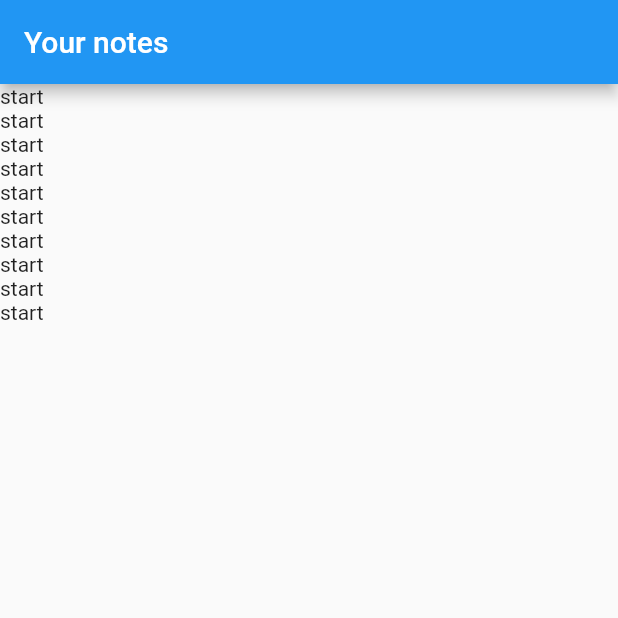
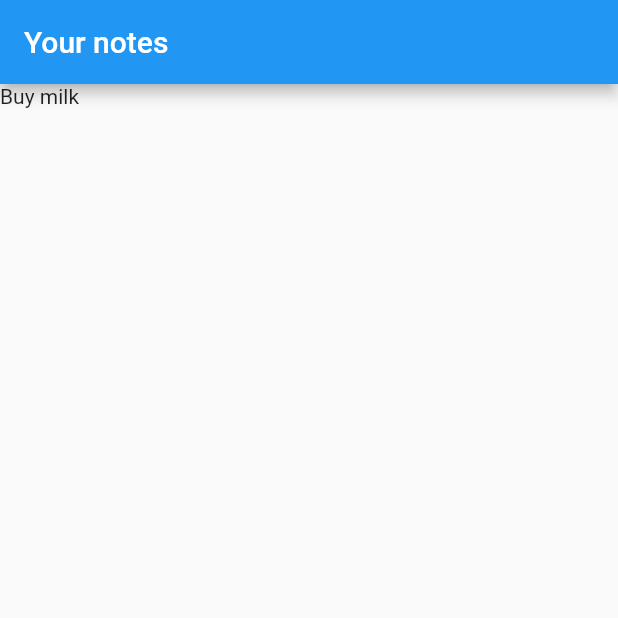
Before and after one commit to RAZMES2009/notes, a Flutter app: the screen it shows after launch, on a phone screen of 412 x 824 dp, the top half of it. Run offline on Flutter 3.47's test engine with Material 2 defaults, Android fonts, the phone set to English and light mode, and no system bars.

Commit message:
added provider and model

```diff
--- a/lib/main.dart
+++ b/lib/main.dart
@@ -1,13 +1,22 @@
 import 'package:flutter/material.dart';
+import 'package:provider/provider.dart';
+
+import './providers/notes.dart';
 
 void main() {
-  runApp(const MyApp());
+  runApp(
+    ChangeNotifierProvider(
+      create: (_) => Notes(),
+      child: const MyApp(),
+    ),
+  );
 }
 
 class MyApp extends StatelessWidget {
   const MyApp({Key? key}) : super(key: key);
   @override
   Widget build(BuildContext context) {
+    final notesData = context.watch<Notes>();
     return MaterialApp(
       title: 'Flutter Demo',
       theme: ThemeData(
@@ -18,8 +27,8 @@ class MyApp extends StatelessWidget {
           title: const Text('Your notes'),
         ),
         body: ListView.builder(
-          itemCount: 10,
-          itemBuilder: ((ctx, index) => const Text('start')),
+          itemCount: notesData.items.length,
+          itemBuilder: ((ctx, index) => Text(notesData.items.single.text)),
         ),
       ),
     );
--- /dev/null
+++ b/lib/models/note.dart
@@ -0,0 +1,13 @@
+class Note {
+  String id;
+  String text;
+  DateTime time;
+  bool pinned;
+
+  Note({
+    required this.id,
+    required this.text,
+    required this.time,
+    this.pinned = false,
+  });
+}
--- /dev/null
+++ b/lib/providers/notes.dart
@@ -0,0 +1,14 @@
+import 'package:flutter/foundation.dart';
+import 'package:provider/provider.dart';
+
+import '../models/note.dart';
+
+class Notes with ChangeNotifier {
+  final List<Note> _items = [
+    Note(id: 'm1', text: 'Buy milk', time: DateTime.now())
+  ];
+
+  List<Note> get items {
+    return [..._items];
+  }
+}
--- a/pubspec.yaml
+++ b/pubspec.yaml
@@ -34,6 +34,7 @@ dependencies:
   # The following adds the Cupertino Icons font to your application.
   # Use with the CupertinoIcons class for iOS style icons.
   cupertino_icons: ^1.0.2
+  provider: ^6.0.2
 
 dev_dependencies:
   flutter_test:
```
Also changed, not shown: pubspec.lock.
